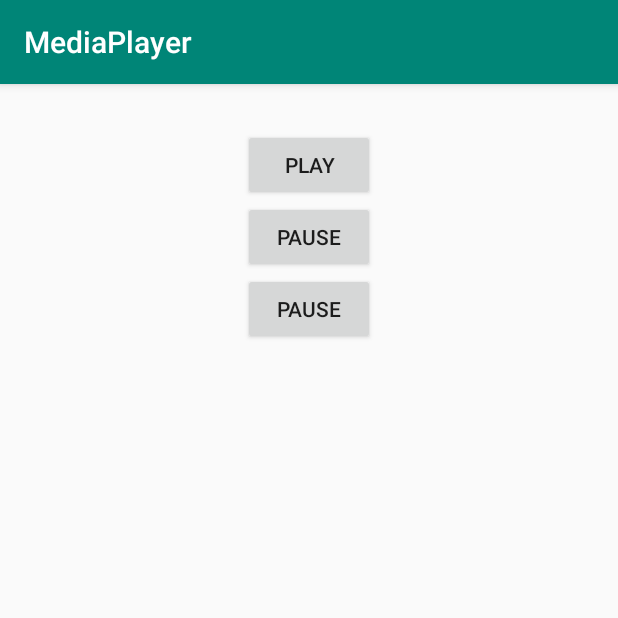
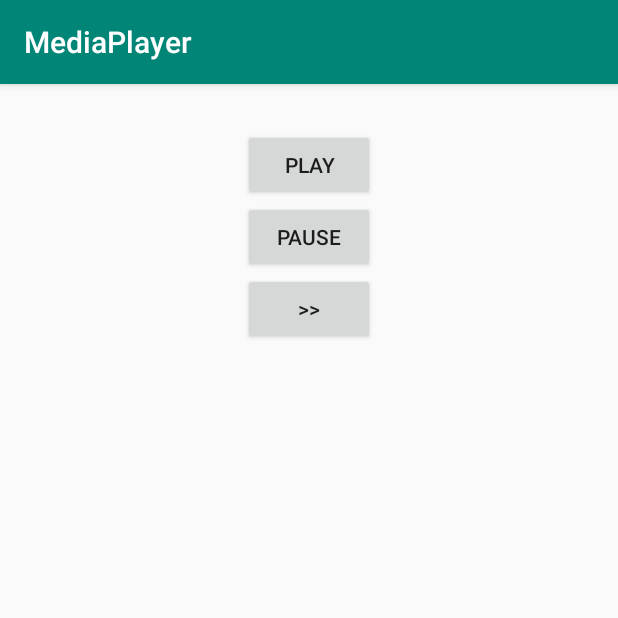
Before and after one commit to MwasCipher/Music-App-Sample-, an Android app: the screen it shows after launch (MainActivity), on a phone screen of 412 x 824 dp, the top half of it. Run offline under Robolectric (Android 15) with nearby library versions, the phone set to English and light mode, and no system bars.

Commit message:
Fast Forward Button

```diff
--- a/app/src/main/res/layout/activity_main.xml
+++ b/app/src/main/res/layout/activity_main.xml
@@ -24,7 +24,7 @@
     <Button
         android:layout_width="wrap_content"
         android:layout_height="wrap_content"
-        android:text="Pause"
+        android:text=">>"
         android:id="@+id/fast_forward_button"/>
 
 </LinearLayout>
```
